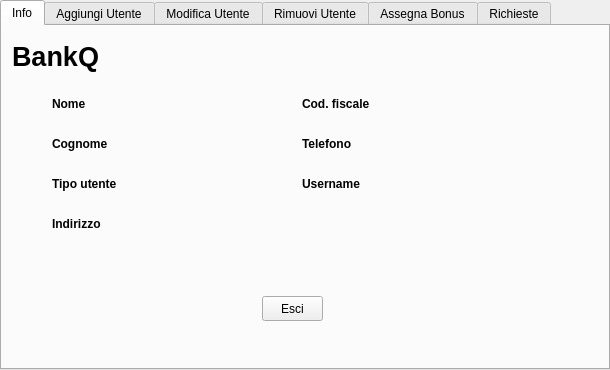
marcofranceschini/p2_project, file BankQ/admininfo.ui: the form before one commit.
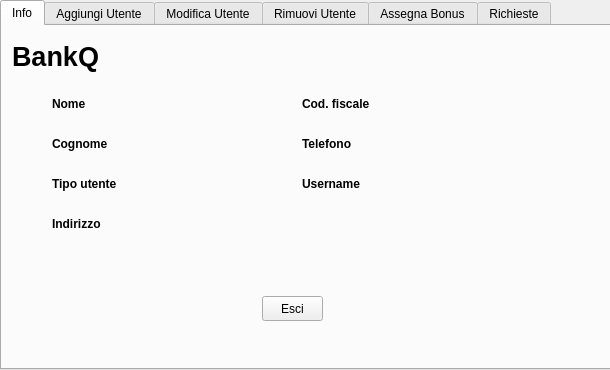
The form after the commit.

```diff
--- a/BankQ/admininfo.ui
+++ b/BankQ/admininfo.ui
@@ -18,7 +18,7 @@
     <rect>
      <x>0</x>
      <y>0</y>
-     <width>610</width>
+     <width>620</width>
      <height>370</height>
     </rect>
    </property>
```
